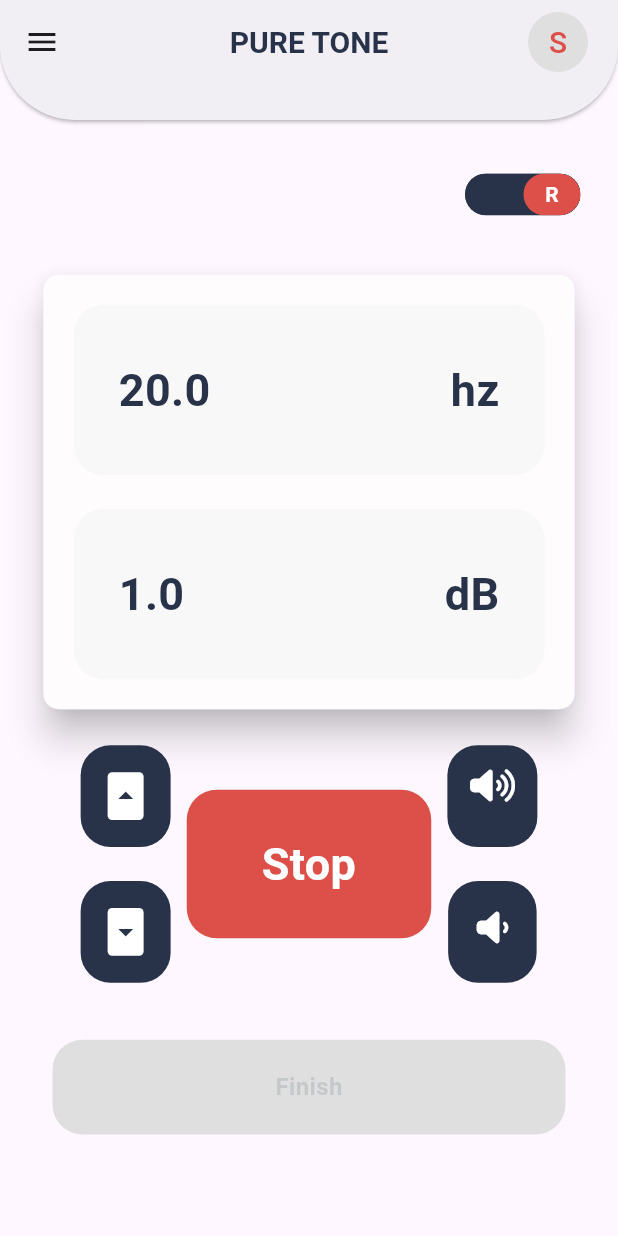
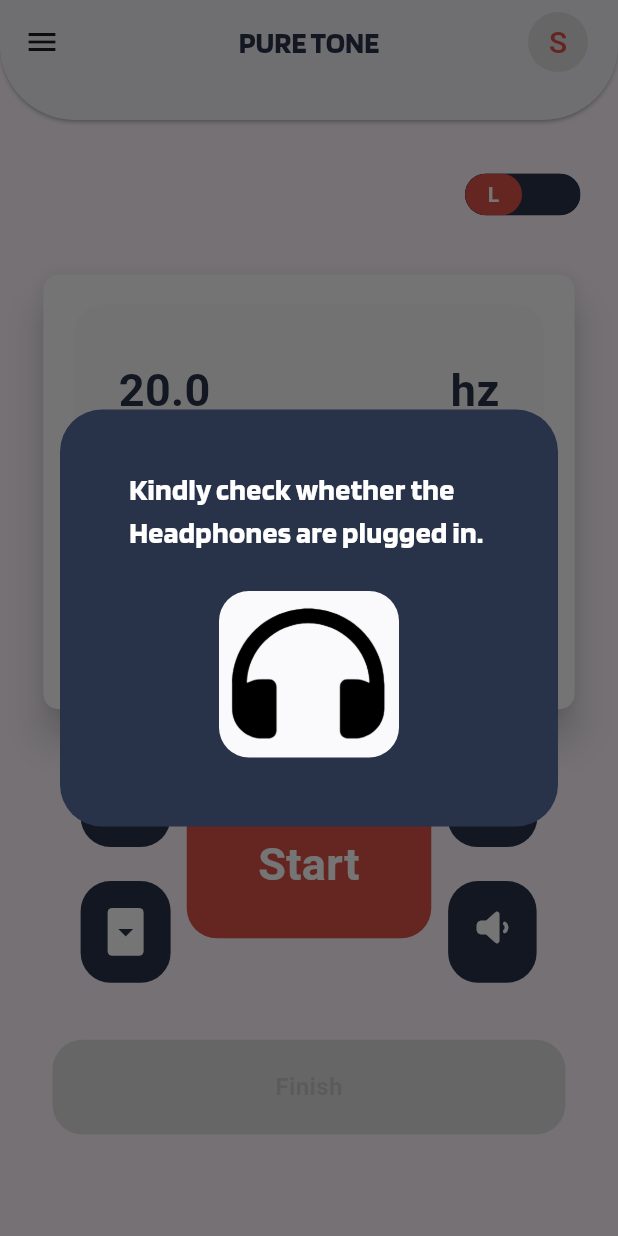
Before and after one commit to ShivangiPatel102/freq_fit, a Flutter app: the PtaTestScreen screen opened by its route, after a tap on "Register", on a phone screen of 412 x 824 dp. Run offline on Flutter 3.47's test engine with Material 3 defaults, Android fonts, the phone set to English and light mode, and no system bars; drawn by our look-alikes of toggle_switch; our stand-ins replace font_awesome_flutter; missing offline and left inert: headset_connection_event, sound_generator; project files that could hold a hidden picture were left out.

Commit message:
start/stop and alerts commit

```diff
--- a/lib/constants.dart
+++ b/lib/constants.dart
@@ -13,4 +13,5 @@ const kTitleOfAppBarTextStyle = TextStyle(
   color: kNavyBlueColor,
   fontSize: 20,
   fontWeight: FontWeight.bold,
+  fontFamily: 'Blinker',
 );
--- a/lib/screens/home_screen.dart
+++ b/lib/screens/home_screen.dart
@@ -9,7 +9,7 @@ class HomeScreen extends StatelessWidget {
   @override
   Widget build(BuildContext context) {
     return Scaffold(
-      backgroundColor: const Color.fromRGBO(248, 248, 248, 1),
+      //backgroundColor: const Color.fromRGBO(248, 248, 248, 1),
       appBar: PreferredSize(
         preferredSize: Size.fromHeight(80),
         child: AppBarCustom(),
--- a/lib/screens/pta_test_screen.dart
+++ b/lib/screens/pta_test_screen.dart
@@ -1,4 +1,6 @@
 import 'package:flutter/material.dart';
+import 'package:freq_fit/widgets/my_drawer.dart';
+import 'package:freq_fit/widgets/app_bar.dart';
 
 class PtaTestScreen extends StatelessWidget {
   const PtaTestScreen({super.key});
@@ -6,33 +8,32 @@ class PtaTestScreen extends StatelessWidget {
   @override
   Widget build(BuildContext context) {
     return Scaffold(
-      backgroundColor: const Color.fromRGBO(248, 248, 248, 1),
-      appBar: AppBar(
-        backgroundColor: Colors.orange,
-        title: const Text('PTA Test'),
+      //backgroundColor: const Color.fromRGBO(248, 248, 248, 1),
+      appBar: PreferredSize(
+        preferredSize: Size.fromHeight(80),
+        child: AppBarCustom(title: 'PTA TEST'),
       ),
+      drawer: MyDrawer(),
       body: Padding(
         padding: const EdgeInsets.all(20.0),
         child: Column(
           mainAxisAlignment: MainAxisAlignment.center,
           children: [
             TextFormField(
-              decoration: InputDecoration(
+              decoration: const InputDecoration(
                 hintText: 'Enter Patient Name',
-                hintStyle: const TextStyle(fontFamily: 'Rubik',fontWeight: FontWeight.w400,color: Color.fromRGBO(40, 51, 74, 1),),
-                border: OutlineInputBorder(borderRadius: BorderRadius.circular(20.0),
+                hintStyle: TextStyle(fontFamily: 'Rubik',fontWeight: FontWeight.w400,color: Color.fromRGBO(40, 51, 74, 1),),
+
                 ),
               ),
-            ),
 
             const SizedBox(height: 25.0,),
 
             TextFormField(
-              decoration: InputDecoration(
+              decoration: const InputDecoration(
                 hintText: 'Enter Patient Email',
-                hintStyle: const TextStyle(fontFamily: 'Rubik',fontWeight: FontWeight.w400,color: Color.fromRGBO(40, 51, 74, 1),),
-                border: OutlineInputBorder(borderRadius: BorderRadius.circular(20.0),
-                ),
+                hintStyle: TextStyle(fontFamily: 'Rubik',fontWeight: FontWeight.w400,color: Color.fromRGBO(40, 51, 74, 1),),
+
               ),
             ),
 
--- a/lib/screens/pure_tone_screen.dart
+++ b/lib/screens/pure_tone_screen.dart
@@ -1,5 +1,4 @@
 import 'package:flutter/material.dart';
-import 'package:flutter_riverpod/flutter_riverpod.dart';
 import 'package:font_awesome_flutter/font_awesome_flutter.dart';
 import 'package:freq_fit/constants.dart';
 import 'package:freq_fit/widgets/app_bar.dart';
@@ -8,9 +7,11 @@ import 'package:freq_fit/widgets/container_frequency_button.dart';
 import 'package:freq_fit/widgets/my_drawer.dart';
 import 'package:freq_fit/widgets/reusable_container_for_buttons.dart';
 import 'package:toggle_switch/toggle_switch.dart';
-import 'package:freq_fit/riverpod/freqDb.dart';
 import 'package:sound_generator/sound_generator.dart';
 import 'package:sound_generator/waveTypes.dart';
+import 'package:freq_fit/widgets/show_Alert_Check_Headphone.dart';
+import 'package:freq_fit/widgets/show_Alert_Select_Ear.dart';
+import 'package:headset_connection_event/headset_event.dart';
 
 class PureToneScreen extends StatefulWidget {
 
@@ -19,24 +20,53 @@ class PureToneScreen extends StatefulWidget {
 }
 
 class _PureToneScreenState extends State<PureToneScreen> {
+
+  final _headsetPlugin = HeadsetEvent();
+  HeadsetState? _headsetState;
+
   // Define variables for frequency, decibel, and other state values
   bool isPlaying = false;
   double frequency = 20;
-  int balance = 1;
+  int balance = 0 ;
   double volume = 1;
   waveTypes waveType = waveTypes.SINUSOIDAL;
   int sampleRate = 96000;
   List<int>? oneCycleData;
+  String buttonText = 'Start';
 
-
+  void _checkAndShowAlert() {
+    if (_headsetState != HeadsetState.CONNECT) {
+      show_Alert_Check_Headphone(context);
+    } else if(_headsetState == HeadsetState.CONNECT) {
+         balance = show_Alert_Select_Ear(context);
+    }
+  }
 
   @override
   void initState() {
     super.initState();
-    isPlaying = false;
+
+    _headsetPlugin.requestPermission();
+     _headsetPlugin.getCurrentState.then((val) {
+       setState(() {
+         _headsetState = val;
+       });
+     });
+
+    _headsetPlugin.setListener((val) {
+      setState(() {
+        _headsetState = val;
+        Navigator.pop(context);
+        _checkAndShowAlert();
+
+      });
+    });
+
+    WidgetsBinding.instance.addPostFrameCallback((_) {
+      _checkAndShowAlert();
+    });
 
     SoundGenerator.init(sampleRate);
-
     SoundGenerator.onIsPlayingChanged.listen((value) {
       setState(() {
         isPlaying = value;
@@ -49,6 +79,7 @@ class _PureToneScreenState extends State<PureToneScreen> {
       });
     });
 
+
     SoundGenerator.setAutoUpdateOneCycleSample(true);
     //Force update for one time
     SoundGenerator.refreshOneCycleData();
@@ -59,6 +90,7 @@ class _PureToneScreenState extends State<PureToneScreen> {
   Widget build(BuildContext context) {
 
     return Scaffold(
+
       appBar: const PreferredSize(
         preferredSize: Size.fromHeight(80), // Adjust height as needed
         child: AppBarCustom(
@@ -171,12 +203,12 @@ class _PureToneScreenState extends State<PureToneScreen> {
                                         SoundGenerator.setFrequency(frequency);
                                       });
                                     },
-                                    child: ContainerFrequenyButton(
+                                    child: const ContainerFrequenyButton(
                                       iconData: Icons.arrow_drop_up_sharp,
                                     ),
                                   ),
                                 ),
-                                Spacer(),
+                                const Spacer(),
                                 Expanded(
                                     flex: 3,
                                     child: GestureDetector(
@@ -188,7 +220,7 @@ class _PureToneScreenState extends State<PureToneScreen> {
                                         });
 
                                       },
-                                      child: ContainerFrequenyButton(
+                                      child: const ContainerFrequenyButton(
                                         iconData: Icons.arrow_drop_down_sharp,
                                       ),
                                     )),
@@ -208,14 +240,16 @@ class _PureToneScreenState extends State<PureToneScreen> {
                                 if (!isPlaying){
                                 SoundGenerator.play();
                                 isPlaying=true;
+                                buttonText = 'Stop';
                                 }
                                 else{SoundGenerator.stop();
-                                isPlaying=false;}
+                                isPlaying=false;
+                                buttonText = 'Start';}
                               },
-                              child: ReusableContainerForButtons(
+                              child:  ReusableContainerForButtons(
                                 colour: kRedColor,
                                 containerChild: Text(
-                                  'Stop',
+                                  buttonText,
                                   textAlign: TextAlign.center,
                                   style: TextStyle(
                                       color: kPureWhiteColor,
--- a/lib/widgets/reusable_container_for_buttons.dart
+++ b/lib/widgets/reusable_container_for_buttons.dart
@@ -21,11 +21,11 @@ class ReusableContainerForButtons extends StatelessWidget {
   Widget build(BuildContext context) {
     return Container(
       width: width,
-      padding: padding ?? EdgeInsets.all(0),
-      margin: margin ?? EdgeInsets.all(0),
+      padding: padding ?? const EdgeInsets.all(0),
+      margin: margin ?? const EdgeInsets.all(0),
       decoration: BoxDecoration(
         color: colour ?? kNavyBlueColor,
-        borderRadius: BorderRadius.all(
+        borderRadius: const BorderRadius.all(
           Radius.circular(
             20,
           ),
--- /dev/null
+++ b/lib/widgets/show_Alert_Check_Headphone.dart
@@ -0,0 +1,28 @@
+import 'package:flutter/material.dart';
+
+void show_Alert_Check_Headphone(BuildContext context) {
+  showDialog(
+    context: context,
+    builder: (BuildContext context) {
+      return AlertDialog(
+        backgroundColor: const Color(0xff28334A) ,
+        content: Padding(
+          padding: const EdgeInsets.all(22.0),
+          child: Column(
+            mainAxisSize: MainAxisSize.min,
+            crossAxisAlignment: CrossAxisAlignment.center,
+            mainAxisAlignment: MainAxisAlignment.spaceBetween,
+            children: [
+              const Text('Kindly check whether the Headphones are plugged in.',style: TextStyle(fontFamily: 'Blinker',color: Colors.white,fontSize:20,fontWeight: FontWeight.bold),),
+              const SizedBox(height: 25.0,),
+              //Text('Headphones are plugged in.',style: alertText,),
+              ClipRRect(
+                  borderRadius: BorderRadius.circular(20.0),
+                  child: Image.asset('assets/icons/headset.png', height: 111,width:120,fit: BoxFit.cover)),
+            ],
+          ),
+        ),
+      );
+    },
+  );
+}
--- a/pubspec.yaml
+++ b/pubspec.yaml
@@ -19,9 +19,8 @@ dependencies:
   cupertino_icons: ^1.0.2
   toggle_switch: ^2.1.0
   font_awesome_flutter: ^10.7.0
-  riverpod: ^2.5.0
-  flutter_riverpod: ^2.4.10
   sound_generator: ^0.0.9
+  headset_connection_event: ^3.1.0
 
 
 dev_dependencies:
```
Also changed, not shown: lib/main.dart (+4 -4 lines), lib/riverpod/freqDb.dart (deleted, +0 -38 lines), lib/widgets/alert_check_headphone.dart (deleted, +0 -30 lines), lib/widgets/alert_select_ear.dart (deleted, +0 -59 lines), lib/widgets/show_Alert_Select_Ear.dart (added, +66 -0 lines), pubspec.lock, 2 other files.
